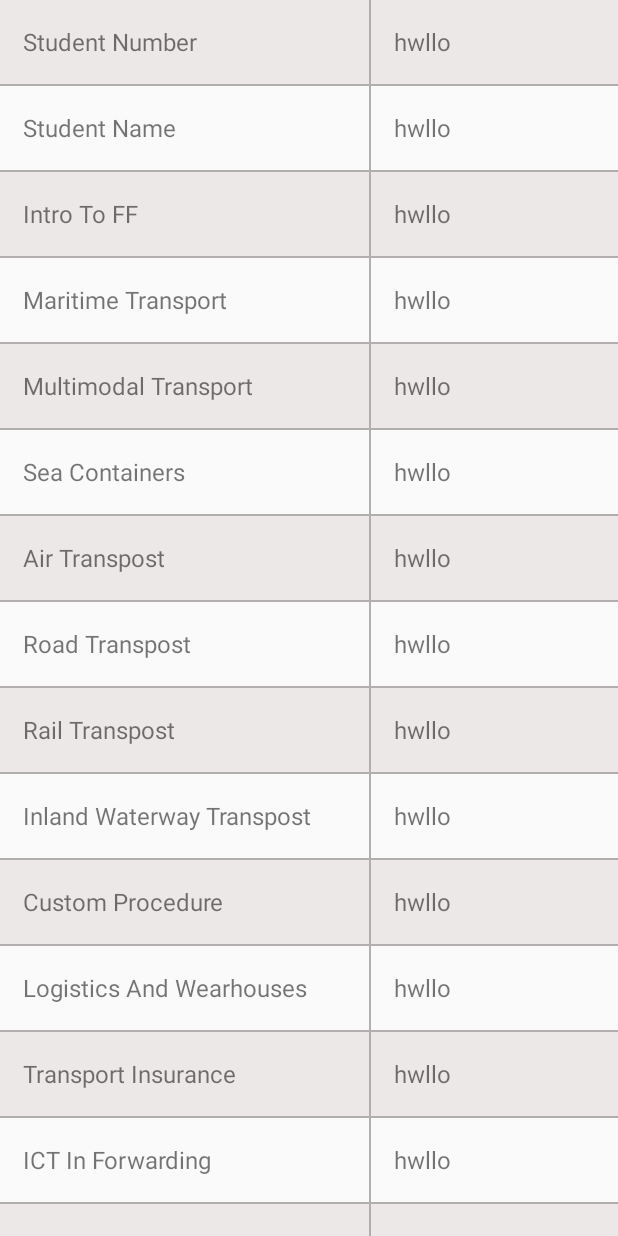
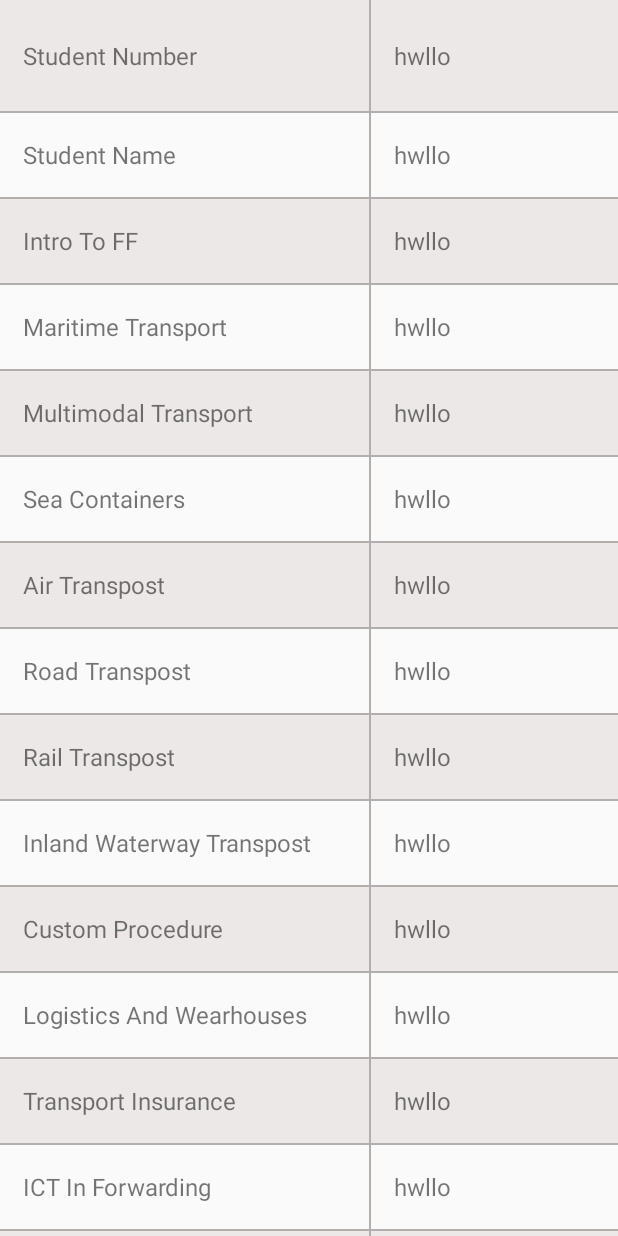
Before and after one commit to SyedTahaAlam/studentResult, an Android app: the layout result_diploma.xml on its own in the app's theme, with its tools: preview values and no code run, on a phone screen of 412 x 824 dp. Run offline under Robolectric (Android 15) with nearby library versions, the phone set to English and light mode, and no system bars.

```diff
--- a/app/src/main/AndroidManifest.xml
+++ b/app/src/main/AndroidManifest.xml
@@ -7,9 +7,9 @@
 
     <application
         android:allowBackup="true"
-        android:icon="@mipmap/ic_launcher"
+        android:icon="@drawable/logo"
         android:label="@string/app_name"
-        android:roundIcon="@mipmap/ic_launcher_round"
+        android:roundIcon="@drawable/logo"
         android:supportsRtl="true"
         android:theme="@style/AppTheme">
         <activity android:name=".SecondActivity"></activity>
--- a/app/src/main/res/layout/result_diploma.xml
+++ b/app/src/main/res/layout/result_diploma.xml
@@ -35,9 +35,9 @@
                 android:background="@color/line" />
 
             <TextView
-                android:id="@+id/number"
+                android:id="@+id/nod"
                 android:layout_width="0dp"
-                android:layout_height="56dp"
+                android:layout_height="74dp"
                 android:layout_weight=".4"
                 android:gravity="center_vertical"
                 android:paddingLeft="15dp"
@@ -74,7 +74,7 @@
                 android:background="@color/line" />
 
             <TextView
-                android:id="@+id/name"
+                android:id="@+id/nd"
                 android:layout_width="0dp"
                 android:layout_height="56dp"
                 android:layout_weight=".4"
--- a/app/src/main/res/values/strings.xml
+++ b/app/src/main/res/values/strings.xml
@@ -1,5 +1,5 @@
 <resources>
-    <string name="app_name">studentResult</string>
+    <string name="app_name">Student</string>
     <string-array name="api_services">
         <item>Diploma</item>
         <item>Higher Diploma</item>
```
Also changed, not shown: app/src/main/java/com/example/studentresult/MainActivity.java (+12 -0 lines), app/src/main/java/com/example/studentresult/SecondActivity.java (+6 -5 lines), app/src/main/res/layout/result_higher_diploma.xml (+6 -6 lines).
